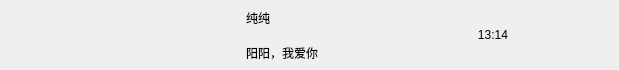
First picture: the form in ryychat/chatuserwid.ui, repository chris155-hash/RYY-chatroom-Cpp, before the edit.
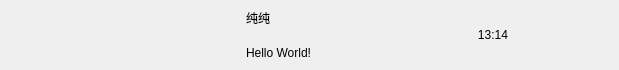
Second picture: the form after the edit.

```diff
--- a/ryychat/chatuserwid.ui
+++ b/ryychat/chatuserwid.ui
@@ -127,7 +127,7 @@
          </size>
         </property>
         <property name="text">
-         <string>阳阳，我爱你</string>
+         <string>Hello World!</string>
         </property>
        </widget>
       </item>
```
